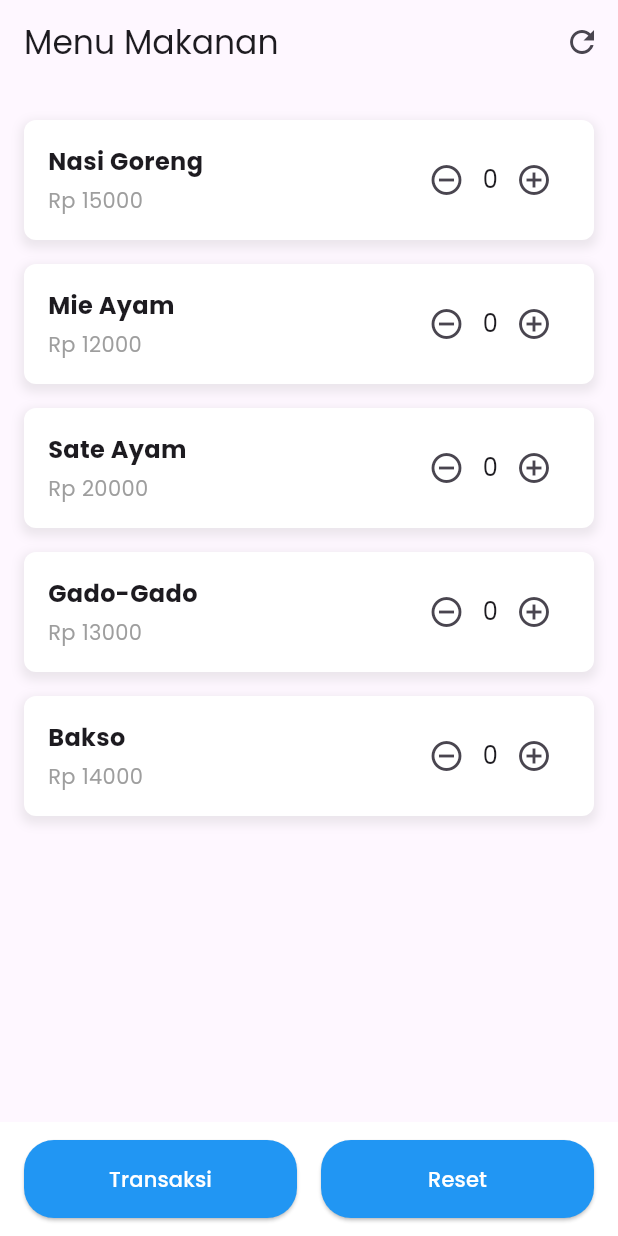
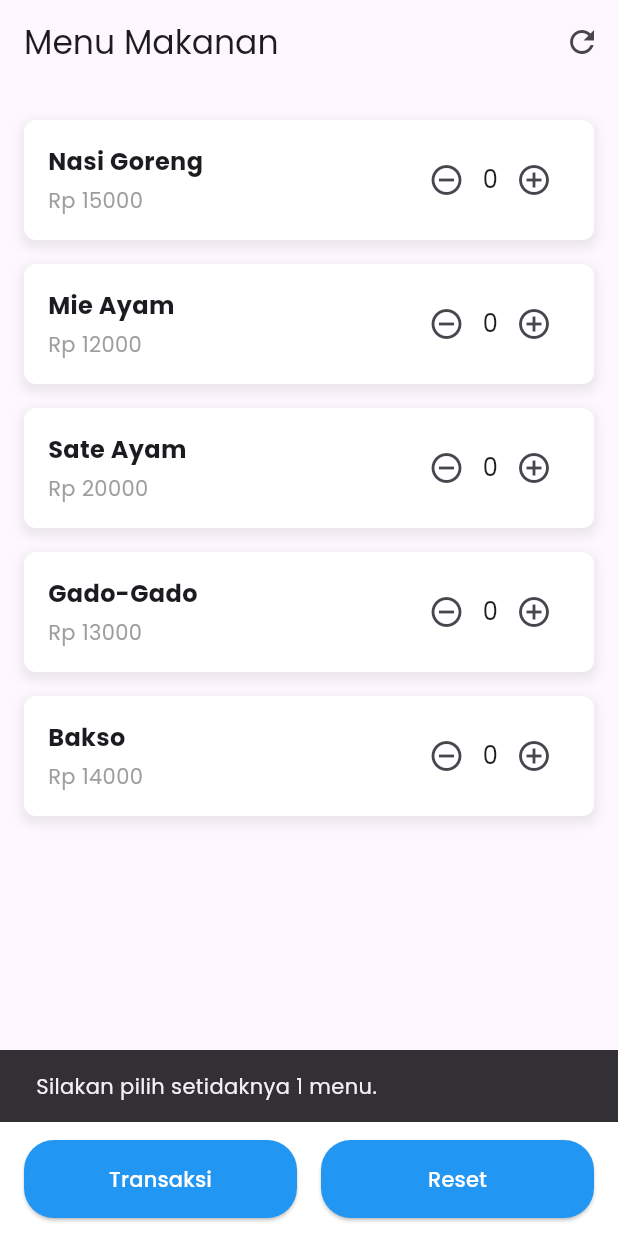
Before and after one commit to jabiralawfaa/restourant-app, a Flutter app: the MenuMakananPage screen opened directly, after a tap on "Transaksi", on a phone screen of 412 x 824 dp. Run offline on Flutter 3.47's test engine with Material 3 defaults, Android fonts, the phone set to English and light mode, and no system bars; our stand-ins replace flutter_svg, google_fonts, shared_preferences; accounts and stored records are empty.

Commit message:
perbaikan kode menu makanan dan akses ke transaksi

```diff
--- a/lib/main.dart
+++ b/lib/main.dart
@@ -1,4 +1,4 @@
-import 'package:restaurant_app/register.dart';
+import 'package:restaurant_app/menu_makanan.dart';
 import 'package:restaurant_app/login.dart';
 import 'package:google_fonts/google_fonts.dart';
 import 'package:flutter/material.dart';
@@ -15,7 +15,7 @@ Future<Widget> _getInitialPage() async {
     SharedPreferences prefs = await SharedPreferences.getInstance();
     bool isLoggedIn = prefs.getBool('isLoggedIn') ?? false;
     if (isLoggedIn) {
-      return RegisterPage();
+      return MenuMakananApp();
     } else {
       return LoginPage();
     }
--- a/lib/menu_makanan.dart
+++ b/lib/menu_makanan.dart
@@ -1,6 +1,7 @@
 import 'package:flutter/material.dart';
 import 'package:restaurant_app/data/pesanan.dart';
 import 'package:restaurant_app/components/list_menu.dart';
+import 'package:restaurant_app/transaksi.dart';
 
 void main() {
   runApp(const MenuMakananApp());
@@ -91,7 +92,25 @@ class _MenuMakananPageState extends State<MenuMakananPage> {
               Expanded(
                 child: ElevatedButton(
                   onPressed: () {
-                  Navigator.pushNamed(context, 'transaksi');
+                    final pesananTerpilih =
+                        menuMakanan.where((item) => item.jumlah > 0).toList();
+                    if (pesananTerpilih.isEmpty) {
+                      ScaffoldMessenger.of(context).showSnackBar(
+                        const SnackBar(
+                          content: Text('Silakan pilih setidaknya 1 menu.'),
+                        ),
+                      );
+                      return;
+                    }
+
+                    Navigator.push(
+                      context,
+                      MaterialPageRoute(
+                        builder: (context) => TransaksiPage(
+                          pesananTerpilih: pesananTerpilih,
+                        ),
+                      ),
+                    );
                   },
                   style: ElevatedButton.styleFrom(
                       backgroundColor: Colors.blue,
@@ -99,8 +118,7 @@ class _MenuMakananPageState extends State<MenuMakananPage> {
                       shape: RoundedRectangleBorder(
                         borderRadius: BorderRadius.circular(20),
                       ),
-                  padding: const EdgeInsets.symmetric(vertical: 16)
-                ),
+                      padding: const EdgeInsets.symmetric(vertical: 16)),
                   child: const Text('Transaksi'),
                 ),
               ),
@@ -114,15 +132,12 @@ class _MenuMakananPageState extends State<MenuMakananPage> {
                       shape: RoundedRectangleBorder(
                         borderRadius: BorderRadius.circular(20),
                       ),
-                  padding: const EdgeInsets.symmetric(vertical: 16)
-                ),
+                      padding: const EdgeInsets.symmetric(vertical: 16)),
                   child: const Text('Reset'),
                 ),
               )
             ],
-        )
-      ),
+          )),
     );
   }
-
 }
```
Lines whose indentation alone changed are shown as unchanged.
